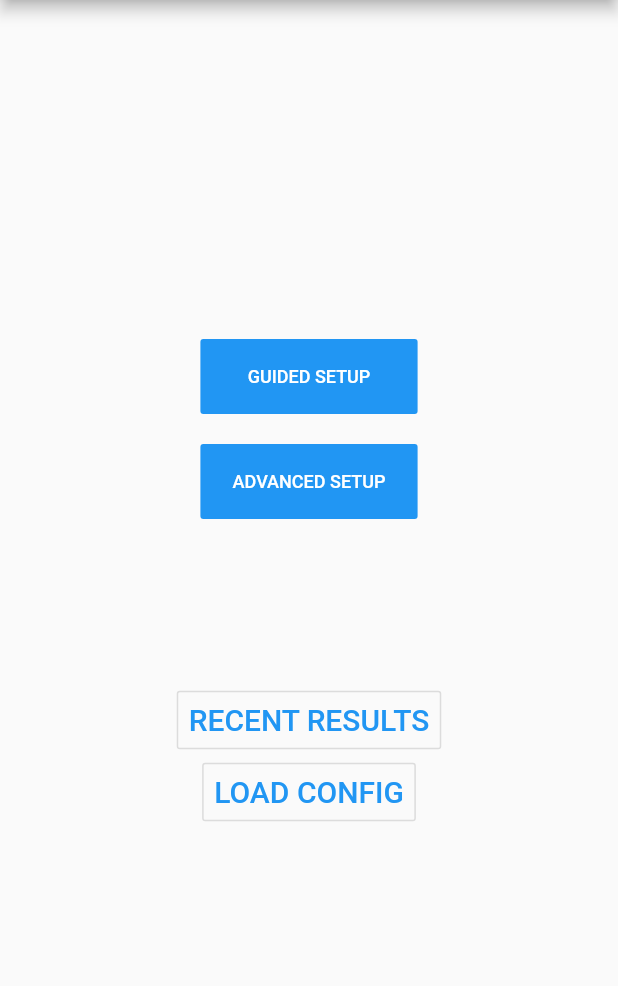
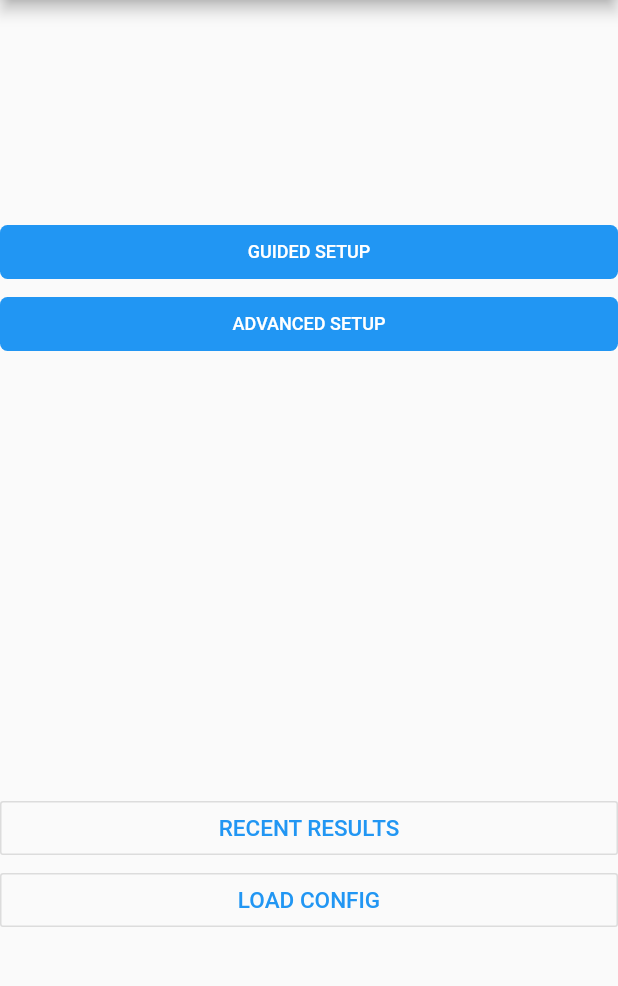
Before and after one commit to matthewverber/sweep_stat_app, a Flutter app: the screen it shows after launch, on a phone screen of 412 x 824 dp, the part 84-1070 px from its top. Run offline on Flutter 3.47's test engine with Material 2 defaults, Android fonts, the phone set to English and light mode, and no system bars; our stand-ins replace fl_chart, flutter_blue, share.

Commit message:
11/11/2020 commit

```diff
--- a/lib/main.dart
+++ b/lib/main.dart
@@ -61,24 +61,6 @@ class MyHomePage extends StatefulWidget {
 class _MyHomePageState extends State<MyHomePage> {
   BluetoothDevice _bluetoothDevice;
 
-  Widget _buildSecondaryButton(String buttonText, Widget route) {
-    return OutlineButton(
-      color: Colors.grey,
-      textColor: Colors.blue,
-      disabledBorderColor: Colors.grey,
-      disabledTextColor: Colors.grey,
-      padding: EdgeInsets.all(8.0),
-      splashColor: Colors.blueAccent,
-      onPressed: () {
-        Navigator.push(context, MaterialPageRoute(builder: (context) => route));
-      },
-      child: Text(
-        buttonText,
-        style: TextStyle(fontSize: 20.0),
-      ),
-    );
-  }
-
   @override
   Widget build(BuildContext context) {
     return Scaffold(
@@ -87,171 +69,48 @@ class _MyHomePageState extends State<MyHomePage> {
           // the App.build method, and use it to set our appbar title.
           title: Text(widget.title),
         ),
-        body: Column(mainAxisAlignment: MainAxisAlignment.center, children: [
-          Row(
-            mainAxisAlignment: MainAxisAlignment.center,
+        body: Column(
+          mainAxisAlignment: MainAxisAlignment.spaceEvenly,
+          crossAxisAlignment: CrossAxisAlignment.center,
           children: [
+            /*FractionallySizedBox(
+              widthFactor: 0.5,
+              child:*/
             Expanded(
-                flex: 3,
-                child: Column(),
-              ),
-              Expanded(
-                flex: 4,
               child: Column(
                 mainAxisAlignment: MainAxisAlignment.center,
                 mainAxisSize: MainAxisSize.max,
-                  crossAxisAlignment: CrossAxisAlignment.center,
+                crossAxisAlignment: CrossAxisAlignment.stretch,
                 children: [
                   PrimaryMenuButton("GUIDED SETUP", Key("guided-setup"),
                       MaterialPageRoute(builder: (context) => GuidedSetup())),
-                    PrimaryMenuButton(
-                        "ADVANCED SETUP",
-                        Key('advanced-setup'),
-                        MaterialPageRoute(
-                            builder: (context) => AdvancedSetup())),
+                  PrimaryMenuButton("ADVANCED SETUP", Key('advanced-setup'),
+                      MaterialPageRoute(builder: (context) => AdvancedSetup())),
                 ],
               ),
             ),
-              Expanded(flex: 3, child: Column()),
-            ],
-          ),
-          SizedBox(
-            height: 100,
-          ),
-          Row(
-            crossAxisAlignment: CrossAxisAlignment.end,
-            children: [
+            //),
+            /*SizedBox(
+              height: 50,
+            ),*/
+            /*FractionallySizedBox(
+              widthFactor: 0.6,
+              child: */
             Expanded(
-                flex: 2,
-                child: Column(),
-              ),
-              Expanded(
-                flex: 6,
               child: Column(
                 mainAxisAlignment: MainAxisAlignment.center,
                 mainAxisSize: MainAxisSize.max,
-                  crossAxisAlignment: CrossAxisAlignment.center,
+                crossAxisAlignment: CrossAxisAlignment.stretch,
                 children: [
-                    SecondaryMenuButton(
-                        "RECENT RESULTS",
-                        Key('recent-results'),
-                        MaterialPageRoute(
-                            builder: (context) => RecentResults())),
+                  SecondaryMenuButton("RECENT RESULTS", Key('recent-results'),
+                      MaterialPageRoute(builder: (context) => RecentResults())),
                   SecondaryMenuButton("LOAD CONFIG", Key('load-config'),
                       MaterialPageRoute(builder: (context) => LoadConfig())),
                 ],
               ),
             ),
-              Expanded(
-                flex: 2,
-                child: Column(),
-              ),
+            //)
           ],
-          )
-        ])
-        /* Center(
-        // Center is a layout widget. It takes a single child and positions it
-        // in the middle of the parent.
-        child: Column(
-          // Column is also a layout widget. It takes a list of children and
-          // arranges them vertically. By default, it sizes itself to fit its
-          // children horizontally, and tries to be as tall as its parent.
-          //
-          // Invoke "debug painting" (press "p" in the console, choose the
-          // "Toggle Debug Paint" action from the Flutter Inspector in Android
-          // Studio, or the "Toggle Debug Paint" command in Visual Studio Code)
-          // to see the wireframe for each widget.
-          //
-          // Column has various properties to control how it sizes itself and
-          // how it positions its children. Here we use mainAxisAlignment to
-          // center the children vertically; the main axis here is the vertical
-          // axis because Columns are vertical (the cross axis would be
-          // horizontal).
-          mainAxisAlignment: MainAxisAlignment.center,
-          children: <Widget>[
-            FlatButton(
-              color: Colors.blue,
-              textColor: Colors.white,
-              disabledColor: Colors.grey,
-              disabledTextColor: Colors.black,
-              padding: EdgeInsets.all(8.0),
-              splashColor: Colors.blueAccent,
-              onPressed: () {
-                /* ... */
-              },
-              child: Text(
-                "GUIDED SETUP",
-                style: TextStyle(fontSize: 20.0),
-              ),
-            ),
-            FlatButton(
-              color: Colors.blue,
-              textColor: Colors.white,
-              disabledColor: Colors.grey,
-              disabledTextColor: Colors.black,
-              padding: EdgeInsets.all(8.0),
-              splashColor: Colors.blueAccent,
-              onPressed: () {
-                _menuButtonPress(AdvancedSetup());
-              },
-              child: Text(
-                "ADVANCED SETUP",
-                style: TextStyle(fontSize: 20.0),
-              ),
-            ),
-            OutlineButton(
-              color: Colors.grey,
-              textColor: Colors.blue,
-              disabledBorderColor: Colors.grey,
-              disabledTextColor: Colors.grey,
-              padding: EdgeInsets.all(8.0),
-              splashColor: Colors.blueAccent,
-              onPressed: () {
-                /*...*/
-              },
-              child: Text(
-                "RECENT RESULTS",
-                style: TextStyle(fontSize: 20.0),
-              ),
-            ),
-            OutlineButton(
-              color: Colors.grey,
-              textColor: Colors.blue,
-              disabledBorderColor: Colors.grey,
-              disabledTextColor: Colors.grey,
-              padding: EdgeInsets.all(8.0),
-              splashColor: Colors.blueAccent,
-              onPressed: () {
-                _menuButtonPress(LoadConfigWrapper());
-              },
-              child: Text(
-                "LOAD CONFIG",
-                style: TextStyle(fontSize: 20.0),
-              ),
-            ),
-            OutlineButton(
-              color: Colors.grey,
-              textColor: Colors.blue,
-              disabledBorderColor: Colors.grey,
-              disabledTextColor: Colors.grey,
-              padding: EdgeInsets.all(8.0),
-              splashColor: Colors.blueAccent,
-              onPressed: () {
-                /* ... */
-              },
-              child: Text(
-                "BLUETOOTH CONNECTION",
-                style: TextStyle(fontSize: 20.0),
-              ),
-            ),
-          ],
-        ),
-      ), */
-        /*floatingActionButton: FloatingActionButton(
-        onPressed: _incrementCounter,
-        tooltip: 'Increment',
-        child: Icon(Icons.add),
-      ),*/ // This trailing comma makes auto-formatting nicer for build methods.
-        );
+        ));
   }
 }
--- a/lib/menu_buttons.dart
+++ b/lib/menu_buttons.dart
@@ -15,29 +15,25 @@ class PrimaryMenuButton extends MenuButton {
 
   @override
   Widget build(BuildContext context) {
-    return Container(
-        margin: EdgeInsets.all(10),
-        child: SizedBox(
-            width: 200,
-            height: 50,
-            child: FlatButton(
+    return FlatButton(
       color: Colors.blue,
       textColor: Colors.white,
       disabledColor: Colors.grey,
       disabledTextColor: Colors.black,
       padding: EdgeInsets.all(5.0),
       splashColor: Colors.blueAccent,
+      shape: RoundedRectangleBorder(
+        borderRadius: BorderRadius.circular(5.0),
+      ),
       onPressed: () {
         Navigator.push(context, route);
       },
       child: Text(
         text,
         style: TextStyle(
-                    fontFamily: 'Roboto',
-                    fontSize: 12.0,
-                    fontWeight: FontWeight.w500),
+            fontFamily: 'Roboto', fontSize: 12.0, fontWeight: FontWeight.w500),
       ),
-            )));
+    );
   }
 }
 
@@ -59,7 +55,7 @@ class SecondaryMenuButton extends MenuButton {
       },
       child: Text(
         text,
-        style: TextStyle(fontSize: 20.0),
+        style: TextStyle(fontSize: 15.0),
       ),
     );
   }
```
Lines whose indentation alone changed are shown as unchanged.
